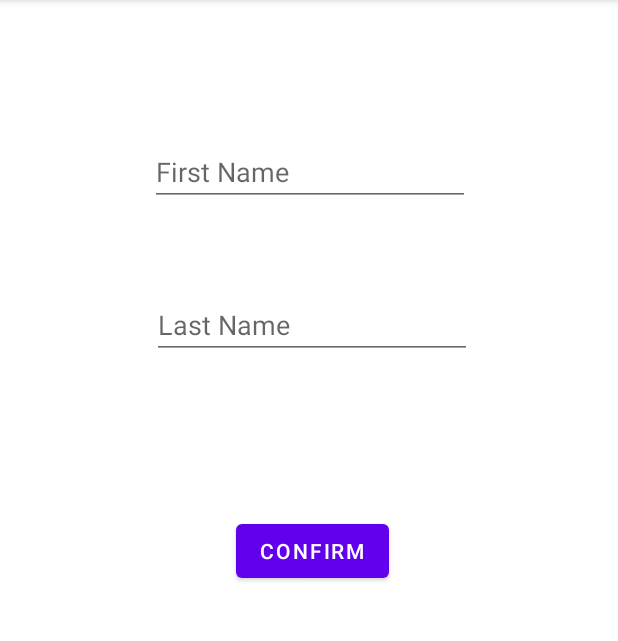
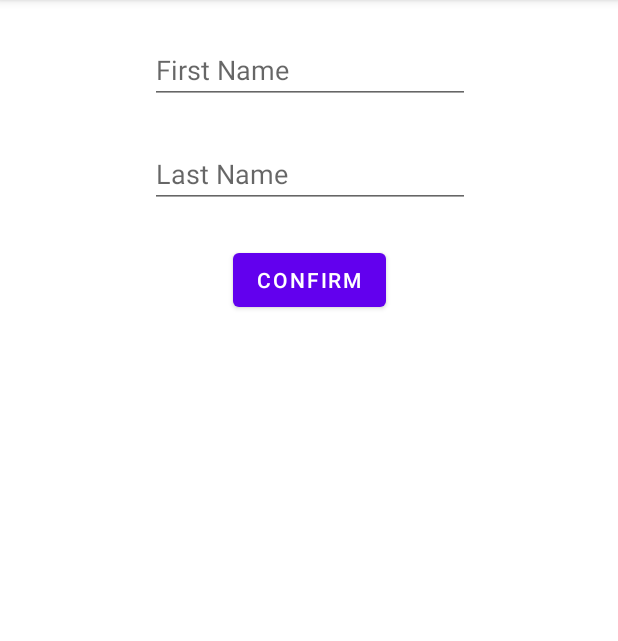
Before and after one commit to Madoxen/StudentHelper, an Android app: the AddTeacherFragment screen opened through its navigation route, on a phone screen of 412 x 824 dp, the part 84-725 px from its top. Run offline under Robolectric (Android 15) with nearby library versions, the phone set to English and light mode, and no system bars; our stand-ins replace Room's generated code.

Commit message:
Fixed layout on fragment_teacher_add

```diff
--- a/app/src/main/java/com/example/studenthelper/TeacherListFragment.kt
+++ b/app/src/main/java/com/example/studenthelper/TeacherListFragment.kt
@@ -42,7 +42,7 @@ class TeacherListFragment : Fragment() {
 
 
         viewManager = LinearLayoutManager(this.context)
-        viewAdapter  = TeacherListAdapter(viewModel.teachers) {/*TODO: deletion callback*/};
+        viewAdapter  = TeacherListAdapter(viewModel.teachers) { teacher ->  viewModel.removeTeacher(teacher)};
 
 
         recyclerView.apply {
--- a/app/src/main/res/layout/fragment_add_teacher.xml
+++ b/app/src/main/res/layout/fragment_add_teacher.xml
@@ -13,51 +13,41 @@
         android:id="@+id/teacherFirstName_editText"
         android:layout_width="wrap_content"
         android:layout_height="wrap_content"
-        android:layout_marginTop="92dp"
+        android:layout_marginTop="24dp"
+        android:layout_marginBottom="24dp"
         android:autofillHints=""
         android:ems="10"
         android:hint="@string/first_name"
         android:inputType="textPersonName"
+        app:layout_constraintBottom_toTopOf="@+id/teacherLastName_editText"
         app:layout_constraintEnd_toEndOf="parent"
         app:layout_constraintHorizontal_bias="0.502"
         app:layout_constraintStart_toStartOf="parent"
-        app:layout_constraintTop_toTopOf="parent" />
+        app:layout_constraintTop_toTopOf="parent"
+        app:layout_constraintVertical_bias="0.0" />
 
     <EditText
         android:id="@+id/teacherLastName_editText"
         android:layout_width="wrap_content"
         android:layout_height="wrap_content"
-        android:layout_marginStart="101dp"
-        android:layout_marginLeft="101dp"
-        android:layout_marginTop="53dp"
-        android:layout_marginEnd="101dp"
-        android:layout_marginRight="101dp"
-        android:layout_marginBottom="312dp"
+        android:layout_marginTop="24dp"
         android:autofillHints=""
         android:ems="10"
         android:hint="@string/last_name"
         android:inputType="textPersonName"
-        app:layout_constraintBottom_toBottomOf="parent"
         app:layout_constraintEnd_toEndOf="parent"
-        app:layout_constraintHorizontal_bias="0.0"
+        app:layout_constraintHorizontal_bias="0.502"
         app:layout_constraintStart_toStartOf="parent"
-        app:layout_constraintTop_toBottomOf="@+id/teacherFirstName_editText"
-        app:layout_constraintVertical_bias="0.016" />
+        app:layout_constraintTop_toBottomOf="@+id/teacherFirstName_editText" />
 
     <Button
         android:id="@+id/confirm_button"
         android:layout_width="wrap_content"
         android:layout_height="wrap_content"
-        android:layout_marginStart="157dp"
-        android:layout_marginLeft="157dp"
-        android:layout_marginTop="104dp"
-        android:layout_marginEnd="153dp"
-        android:layout_marginRight="153dp"
-        android:layout_marginBottom="160dp"
+        android:layout_marginTop="24dp"
         android:text="@string/confirm"
         app:layout_constraintBottom_toBottomOf="parent"
         app:layout_constraintEnd_toEndOf="parent"
-        app:layout_constraintHorizontal_bias="0.0"
         app:layout_constraintStart_toStartOf="parent"
         app:layout_constraintTop_toBottomOf="@+id/teacherLastName_editText"
         app:layout_constraintVertical_bias="0.0" />
```
